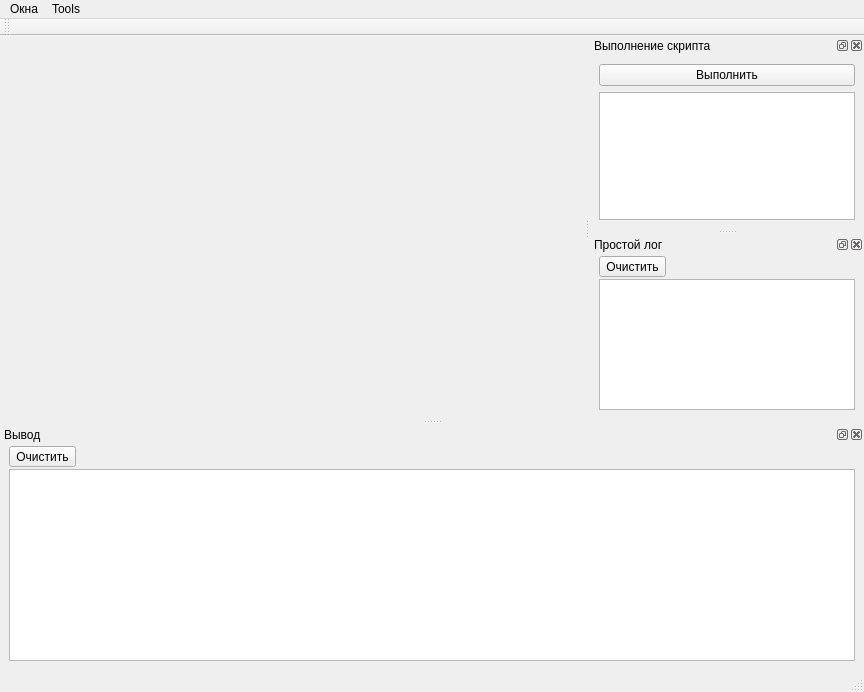
Old version of the form mainwindow.ui in the repository gil9red/dev_window.
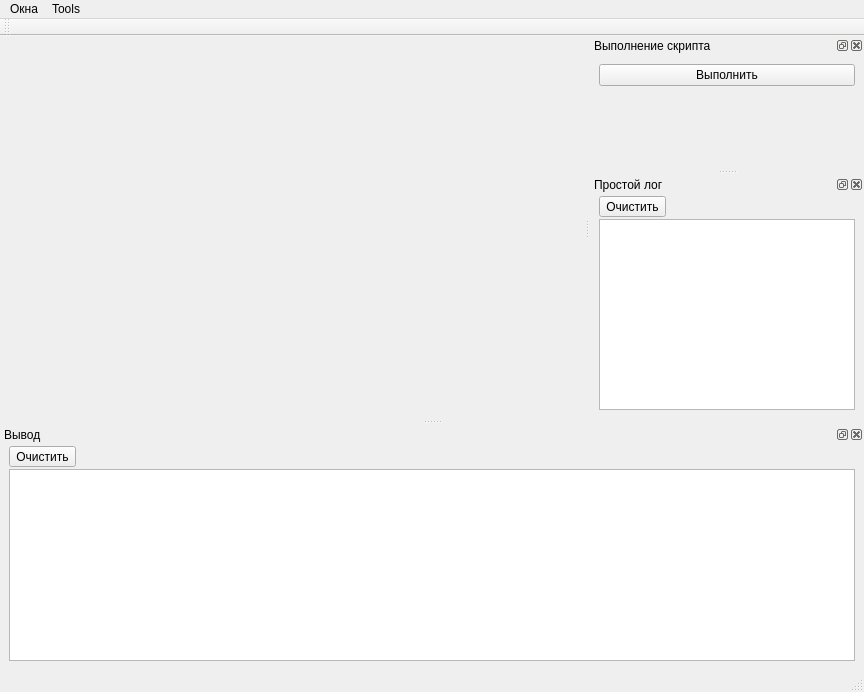
New version of the form.

```diff
--- a/mainwindow.ui
+++ b/mainwindow.ui
@@ -56,7 +56,24 @@
       </widget>
      </item>
      <item>
-      <widget class="QPlainTextEdit" name="code"/>
+      <widget class="QScrollArea" name="container_code_editor">
+       <property name="frameShape">
+        <enum>QFrame::NoFrame</enum>
+       </property>
+       <property name="widgetResizable">
+        <bool>true</bool>
+       </property>
+       <widget class="QWidget" name="scrollAreaWidgetContents">
+        <property name="geometry">
+         <rect>
+          <x>0</x>
+          <y>0</y>
+          <width>256</width>
+          <height>160</height>
+         </rect>
+        </property>
+       </widget>
+      </widget>
      </item>
     </layout>
    </widget>
```
Left out of the diff: 2 changed lines with no effect on the pictures.
